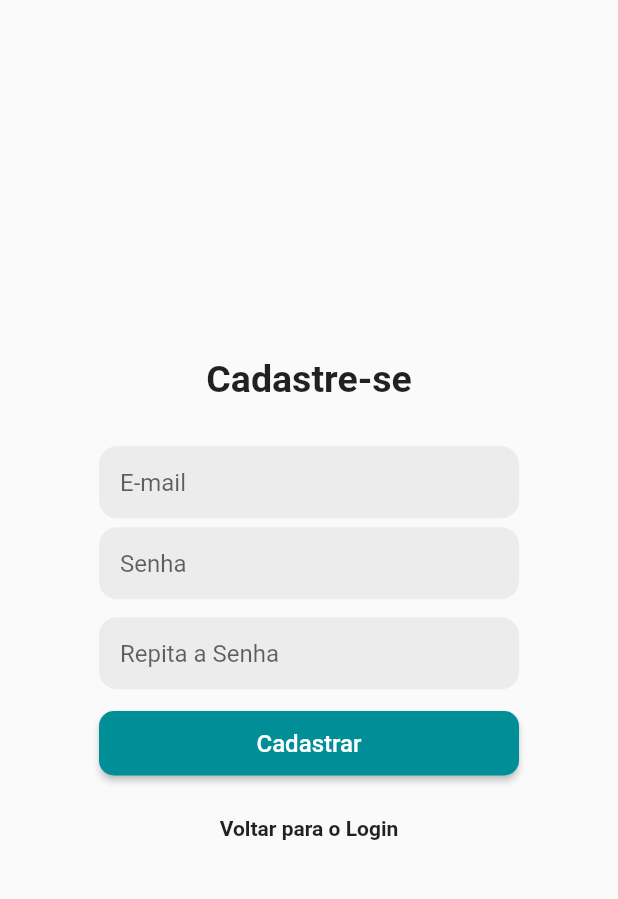
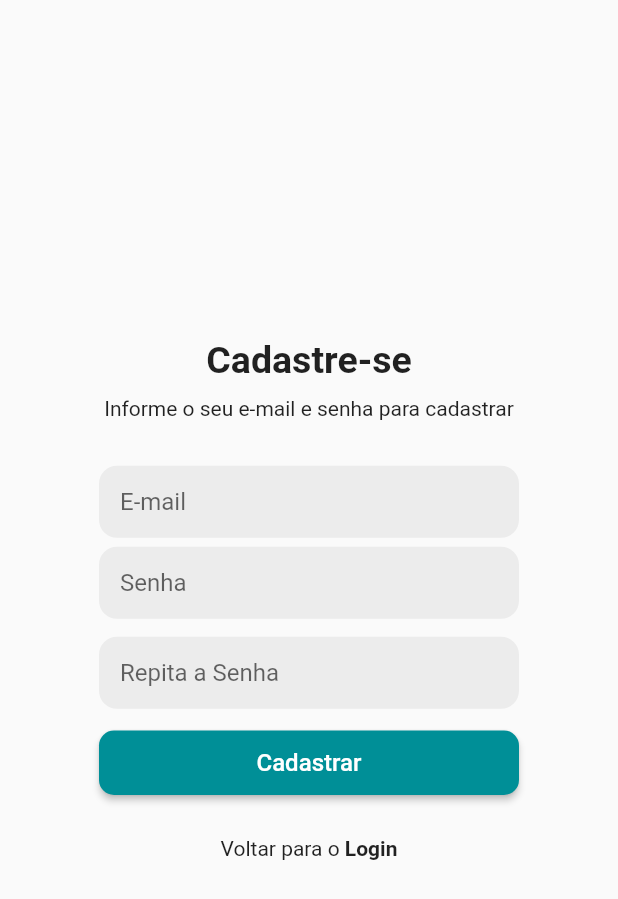
Before and after one commit to rodlferreira/app_uncisal, a Flutter app: the screen it shows after launch, after a tap on "Entrar", after a tap on "Registre-se", on a phone screen of 412 x 824 dp. Shown: the top 899 px of the screen. Run offline on Flutter 3.47's test engine with Material 2 defaults, Android fonts, the phone set to English and light mode, and no system bars; our stand-ins replace audioplayers, flutter_secure_storage, get.

Commit message:
update: change layout of signup form

```diff
--- a/lib/src/screens/signup/widgets/signup_form.dart
+++ b/lib/src/screens/signup/widgets/signup_form.dart
@@ -28,7 +28,7 @@ class _SignupFormState extends State<SignupForm> {
         children: [
           Container(
             padding: EdgeInsets.only(
-              bottom: 30,
+              bottom: 10,
             ),
             child: Text(
               'Cadastre-se',
@@ -37,6 +37,12 @@ class _SignupFormState extends State<SignupForm> {
                 fontWeight: FontWeight.bold,
               ),
             ),
+          ),
+          Container(
+            padding: EdgeInsets.only(
+              bottom: 30,
+            ),
+            child: Text('Informe o seu e-mail e senha para cadastrar'),
           ),
           Container(
             padding: EdgeInsets.only(bottom: 6),
@@ -191,12 +197,15 @@ class _SignupFormState extends State<SignupForm> {
               mainAxisAlignment: MainAxisAlignment.center,
               children: [
                 Container(
+                  child: Text('Voltar para o '),
+                ),
+                Container(
                   child: GestureDetector(
                     onTap: () {
                       Get.offNamed('/login');
                     },
                     child: Text(
-                      'Voltar para o Login',
+                      'Login',
                       style: TextStyle(
                         fontWeight: FontWeight.bold,
                       ),
```
